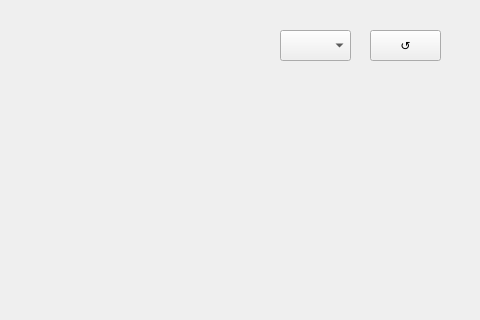
zubair-appdev/UART_Tx_Rx, file mainwindow.ui: the form before one commit; both pictures show x 240 to 720 and y 0 to 320 of the 720 by 455 pixel window.
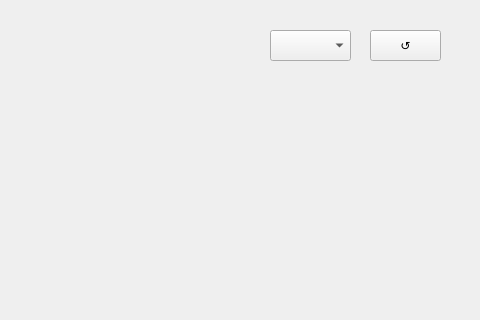
The form after the commit.

What changed in the file:
```diff
--- a/mainwindow.ui
+++ b/mainwindow.ui
@@ -39,9 +39,9 @@
    <widget class="QComboBox" name="comboBox_ports">
     <property name="geometry">
      <rect>
-      <x>520</x>
+      <x>510</x>
       <y>30</y>
-      <width>71</width>
+      <width>81</width>
       <height>31</height>
      </rect>
     </property>
```
